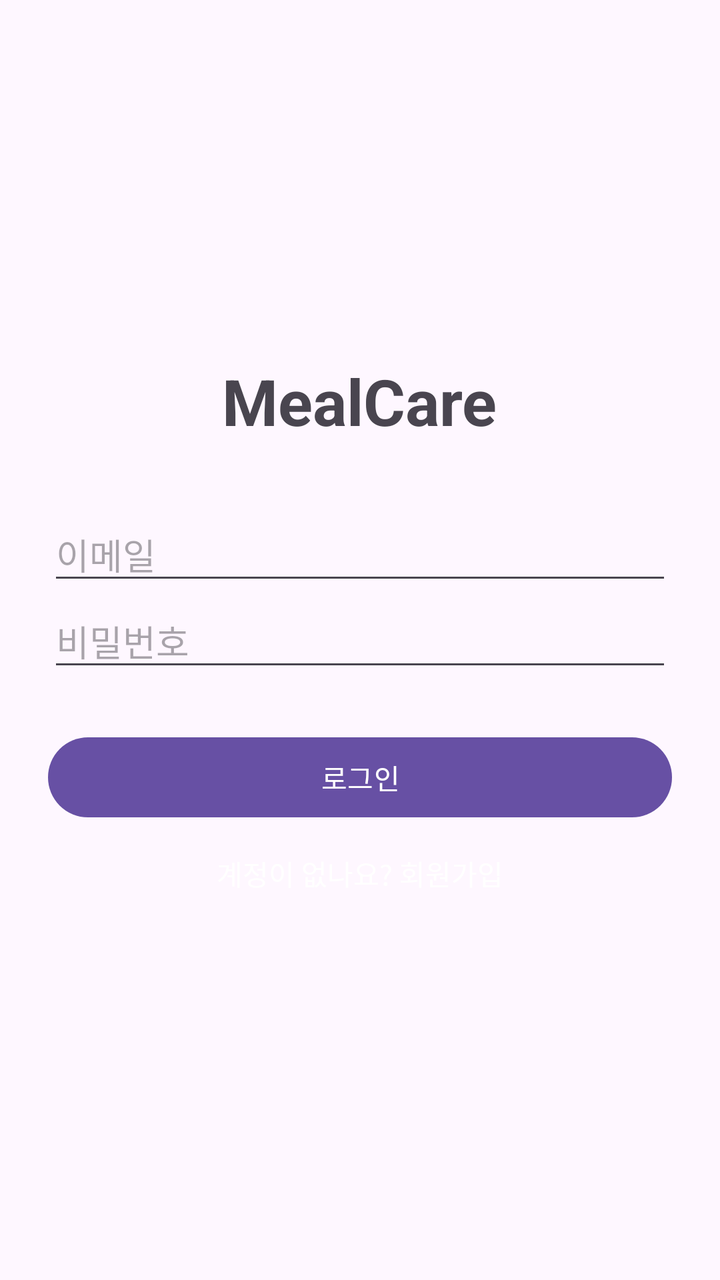
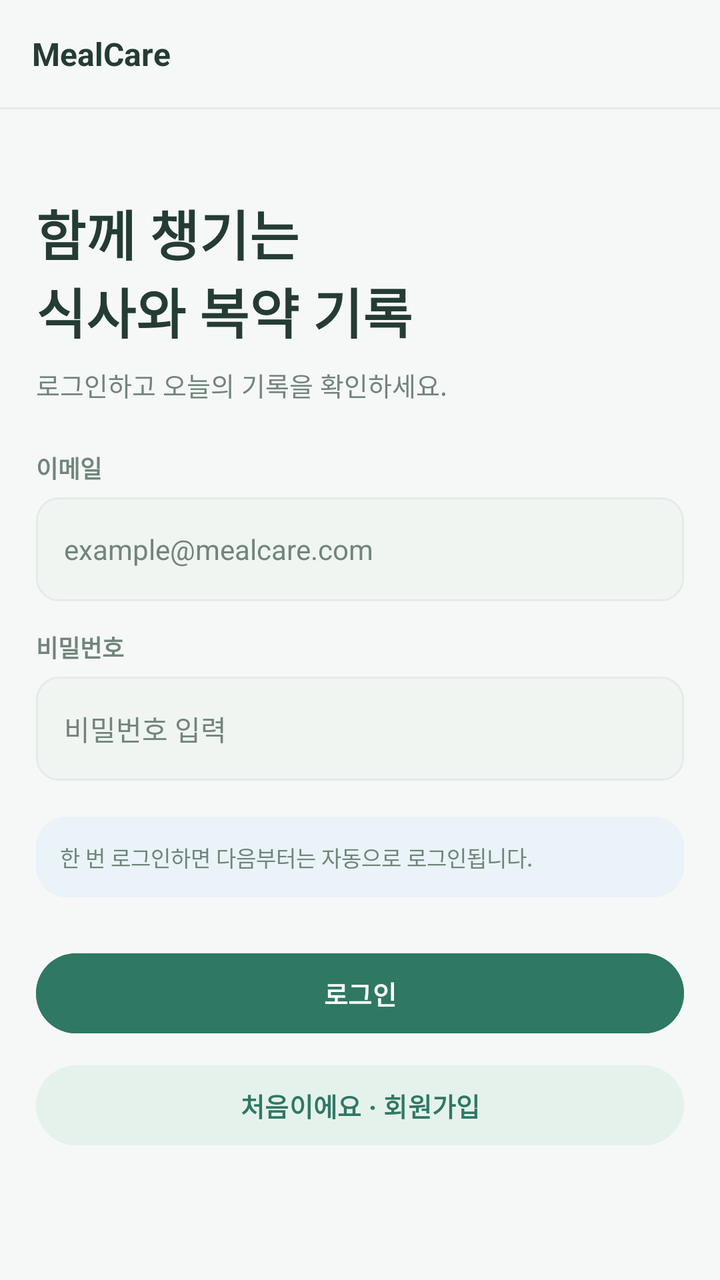

Two renders of the same Android screen: before a commit and after it. Below are the layout's source before the change and the commit's diff.
<!-- AndroidManifest.xml: application theme Theme.MealCare -->
<!-- res/layout/activity_login.xml -->
<?xml version="1.0" encoding="utf-8"?>
<LinearLayout xmlns:android="http://schemas.android.com/apk/res/android"
    android:layout_width="match_parent"
    android:layout_height="match_parent"
    android:fitsSystemWindows="true"
    android:gravity="center_vertical"
    android:orientation="vertical"
    android:padding="24dp">

    <TextView
        android:layout_width="wrap_content"
        android:layout_height="wrap_content"
        android:layout_gravity="center_horizontal"
        android:layout_marginBottom="32dp"
        android:text="MealCare"
        android:textSize="32sp"
        android:textStyle="bold" />

    <EditText
        android:id="@+id/etEmail"
        android:layout_width="match_parent"
        android:layout_height="wrap_content"
        android:hint="이메일"
        android:inputType="textEmailAddress" />

    <EditText
        android:id="@+id/etPassword"
        android:layout_width="match_parent"
        android:layout_height="wrap_content"
        android:hint="비밀번호"
        android:inputType="textPassword" />

    <Button
        android:id="@+id/btnLogin"
        android:layout_width="match_parent"
        android:layout_height="wrap_content"
        android:layout_marginTop="24dp"
        android:text="로그인" />

    <Button
        android:id="@+id/btnGoSignUp"
        style="?android:attr/borderlessButtonStyle"
        android:layout_width="match_parent"
        android:layout_height="wrap_content"
        android:text="계정이 없나요? 회원가입" />

</LinearLayout>
<!-- resources referenced by this layout -->
<resources>
  <style name="Theme.MealCare" parent="Base.Theme.MealCare" />
  <style name="Base.Theme.MealCare" parent="Theme.Material3.DayNight.NoActionBar">
          
          
      </style>
</resources>

<!-- the commit's change to res/layout/activity_login.xml (unified diff, before → after) -->
@@ -1,47 +1,24 @@
-<?xml version="1.0" encoding="utf-8"?>
-<LinearLayout xmlns:android="http://schemas.android.com/apk/res/android"
-    android:layout_width="match_parent"
-    android:layout_height="match_parent"
-    android:fitsSystemWindows="true"
-    android:gravity="center_vertical"
-    android:orientation="vertical"
-    android:padding="24dp">
-
-    <TextView
-        android:layout_width="wrap_content"
-        android:layout_height="wrap_content"
-        android:layout_gravity="center_horizontal"
-        android:layout_marginBottom="32dp"
-        android:text="MealCare"
-        android:textSize="32sp"
-        android:textStyle="bold" />
-
-    <EditText
-        android:id="@+id/etEmail"
-        android:layout_width="match_parent"
-        android:layout_height="wrap_content"
-        android:hint="이메일"
-        android:inputType="textEmailAddress" />
-
-    <EditText
-        android:id="@+id/etPassword"
-        android:layout_width="match_parent"
-        android:layout_height="wrap_content"
-        android:hint="비밀번호"
-        android:inputType="textPassword" />
-
-    <Button
-        android:id="@+id/btnLogin"
-        android:layout_width="match_parent"
-        android:layout_height="wrap_content"
-        android:layout_marginTop="24dp"
-        android:text="로그인" />
-
-    <Button
-        android:id="@+id/btnGoSignUp"
-        style="?android:attr/borderlessButtonStyle"
-        android:layout_width="match_parent"
-        android:layout_height="wrap_content"
-        android:text="계정이 없나요? 회원가입" />
-
+<?xml version='1.0' encoding='utf-8'?>
+<LinearLayout xmlns:android="http://schemas.android.com/apk/res/android" android:layout_width="match_parent" android:layout_height="match_parent" android:orientation="vertical" android:background="@color/mc_bg" android:fitsSystemWindows="true">
+    <LinearLayout android:layout_width="match_parent" android:layout_height="wrap_content" android:orientation="horizontal" android:gravity="center_vertical" android:padding="16dp">
+        <TextView android:layout_width="0dp" android:layout_height="wrap_content" android:text="MealCare" android:textColor="@color/mc_text" android:textSize="16sp" android:textStyle="bold" android:layout_weight="1" />
+    </LinearLayout>
+    <View android:layout_width="match_parent" android:layout_height="1dp" android:background="@color/mc_line" />
+    <ScrollView android:layout_width="match_parent" android:layout_height="0dp" android:layout_weight="1" android:fillViewport="true" android:clipToPadding="false">
+        <LinearLayout android:layout_width="match_parent" android:layout_height="wrap_content" android:orientation="vertical" android:padding="18dp">
+            <Space android:layout_width="1dp" android:layout_height="24dp" />
+            <TextView android:layout_width="wrap_content" android:layout_height="wrap_content" android:text="함께 챙기는&#10;식사와 복약 기록" android:textColor="@color/mc_text" android:textSize="27sp" android:textStyle="bold" android:layout_marginBottom="8dp" />
+            <TextView android:layout_width="wrap_content" android:layout_height="wrap_content" android:text="로그인하고 오늘의 기록을 확인하세요." android:textColor="@color/mc_muted" android:textSize="13sp" android:layout_marginBottom="23dp" />
+            <TextView android:layout_width="wrap_content" android:layout_height="wrap_content" android:text="이메일" android:textColor="@color/mc_muted" android:textSize="12sp" android:textStyle="bold" android:layout_marginBottom="6dp" />
+            <EditText android:id="@+id/etEmail" android:layout_width="match_parent" android:layout_height="52dp" android:background="@drawable/mc_field" android:paddingStart="14dp" android:paddingEnd="14dp" android:textSize="14sp" android:textColor="@color/mc_text" android:textColorHint="@color/mc_muted" android:hint="example@mealcare.com" android:inputType="textEmailAddress" android:gravity="center_vertical" />
+            <TextView android:layout_width="wrap_content" android:layout_height="wrap_content" android:text="비밀번호" android:textColor="@color/mc_muted" android:textSize="12sp" android:textStyle="bold" android:layout_marginTop="14dp" android:layout_marginBottom="6dp" />
+            <EditText android:id="@+id/etPassword" android:layout_width="match_parent" android:layout_height="52dp" android:background="@drawable/mc_field" android:paddingStart="14dp" android:paddingEnd="14dp" android:textSize="14sp" android:textColor="@color/mc_text" android:textColorHint="@color/mc_muted" android:hint="비밀번호 입력" android:inputType="textPassword" android:gravity="center_vertical" />
+            <LinearLayout android:layout_width="match_parent" android:layout_height="wrap_content" android:orientation="vertical" android:background="@drawable/mc_card_blue" android:layout_marginTop="18dp" android:layout_marginBottom="12dp" android:padding="12dp">
+                <TextView android:layout_width="wrap_content" android:layout_height="wrap_content" android:text="한 번 로그인하면 다음부터는 자동으로 로그인됩니다." android:textColor="@color/mc_muted" android:textSize="11sp" android:lineSpacingExtra="3dp" />
+            </LinearLayout>
+            <Space android:layout_width="1dp" android:layout_height="12dp" />
+            <Button android:id="@+id/btnLogin" android:layout_width="match_parent" android:layout_height="48dp" android:layout_marginBottom="8dp" android:text="로그인" android:textAllCaps="false" android:textSize="13sp" android:textStyle="bold" android:textColor="@color/mc_white" android:backgroundTint="@color/mc_primary" android:minHeight="0dp" />
+            <Button android:id="@+id/btnGoSignUp" android:layout_width="match_parent" android:layout_height="48dp" android:layout_marginBottom="8dp" android:text="처음이에요 · 회원가입" android:textAllCaps="false" android:textSize="13sp" android:textStyle="bold" android:textColor="@color/mc_primary" android:backgroundTint="@color/mc_primary_soft" android:minHeight="0dp" />
+        </LinearLayout>
+    </ScrollView>
 </LinearLayout>
<!-- resource entries referenced after the edit -->
@@ -1,5 +1,25 @@
 <!-- resources referenced by this layout -->
 <resources>
+  <color name="mc_bg">#F6F8F7</color>
+  <color name="mc_line">#E3EAE6</color>
+  <color name="mc_muted">#71857B</color>
+  <color name="mc_primary">#2F7864</color>
+  <color name="mc_primary_soft">#E5F2EB</color>
+  <color name="mc_text">#243C34</color>
+  <color name="mc_white">#FFFFFF</color>
+  <!-- drawable mc_card_blue (drawable) -->
+  <?xml version='1.0' encoding='utf-8'?>
+  <shape xmlns:android="http://schemas.android.com/apk/res/android" android:shape="rectangle">
+      <solid android:color="#EAF3F7" />
+      <corners android:radius="15dp" />
+  </shape>
+  <!-- drawable mc_field (drawable) -->
+  <?xml version='1.0' encoding='utf-8'?>
+  <shape xmlns:android="http://schemas.android.com/apk/res/android" android:shape="rectangle">
+      <solid android:color="#F0F5F2" />
+      <corners android:radius="11dp" />
+      <stroke android:width="1dp" android:color="#E5EBE8" />
+  </shape>
   <style name="Theme.MealCare" parent="Base.Theme.MealCare" />
   <style name="Base.Theme.MealCare" parent="Theme.Material3.DayNight.NoActionBar">
           
